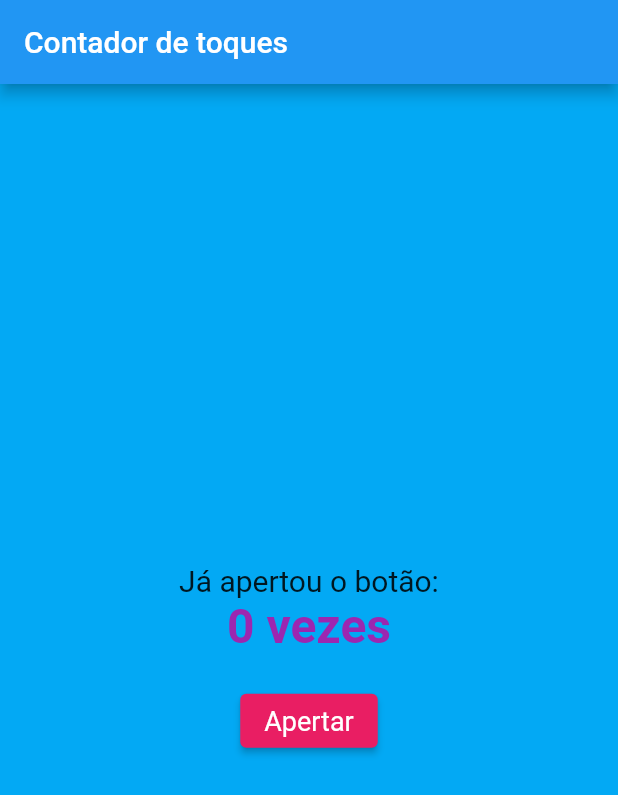
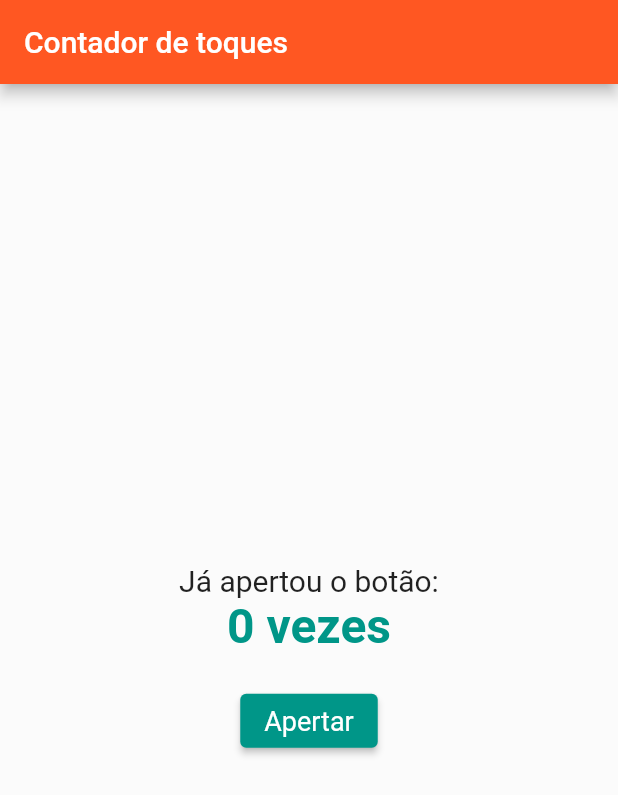
Before and after one commit to AugustoZanoli/zanoli-flutter-project, a Flutter app: the screen it shows after launch, on a phone screen of 412 x 824 dp. Shown: the top 795 px of the screen. Run offline on Flutter 3.47's test engine with Material 2 defaults, Android fonts, the phone set to English and light mode, and no system bars.

Commit message:
"Mexendo em cores e no botão"

```diff
--- a/lib/main.dart
+++ b/lib/main.dart
@@ -36,15 +36,16 @@ class _MyHomePageState extends State<MyHomePage> {
     });
   }
 
+  //Apertar e contar cliques
   @override
   Widget build(BuildContext context) {
     return Scaffold(
       appBar: AppBar(
         title: Text(widget.title),
-        backgroundColor: Colors.blue,
+        backgroundColor: Colors.deepOrange,
       ),
       body: Container(
-        color: Colors.lightBlue, // Defina a cor de fundo desejada
+        color: Colors.white10, // Defina a cor de fundo desejada
         child: Center(
           child: Column(
             mainAxisAlignment: MainAxisAlignment.center,
@@ -60,7 +61,7 @@ class _MyHomePageState extends State<MyHomePage> {
                 style: TextStyle(
                   fontSize: 32,
                   fontWeight: FontWeight.bold,
-                  color: Colors.purple,
+                  color: Colors.teal,
                 ),
               ),
               SizedBox(height: 20),
@@ -68,7 +69,7 @@ class _MyHomePageState extends State<MyHomePage> {
                 onPressed: _incrementCounter,
                 child: Text('Apertar'),
                 style: ElevatedButton.styleFrom(
-                  primary: Colors.pink,
+                  primary: Colors.teal,
                   textStyle: TextStyle(
                     fontSize: 18,
                   ),
```
